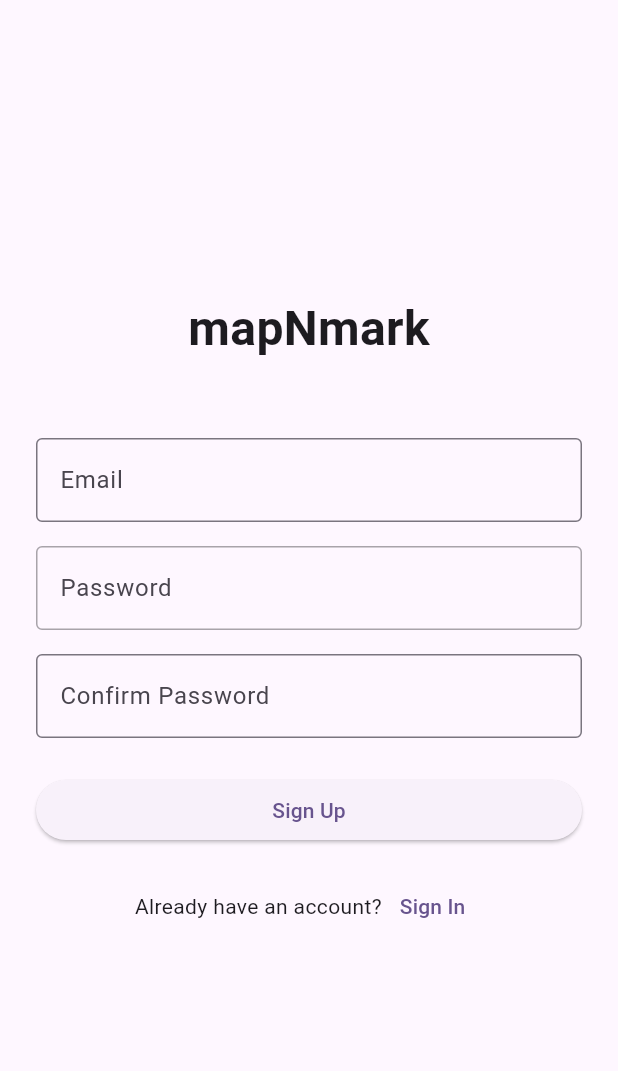
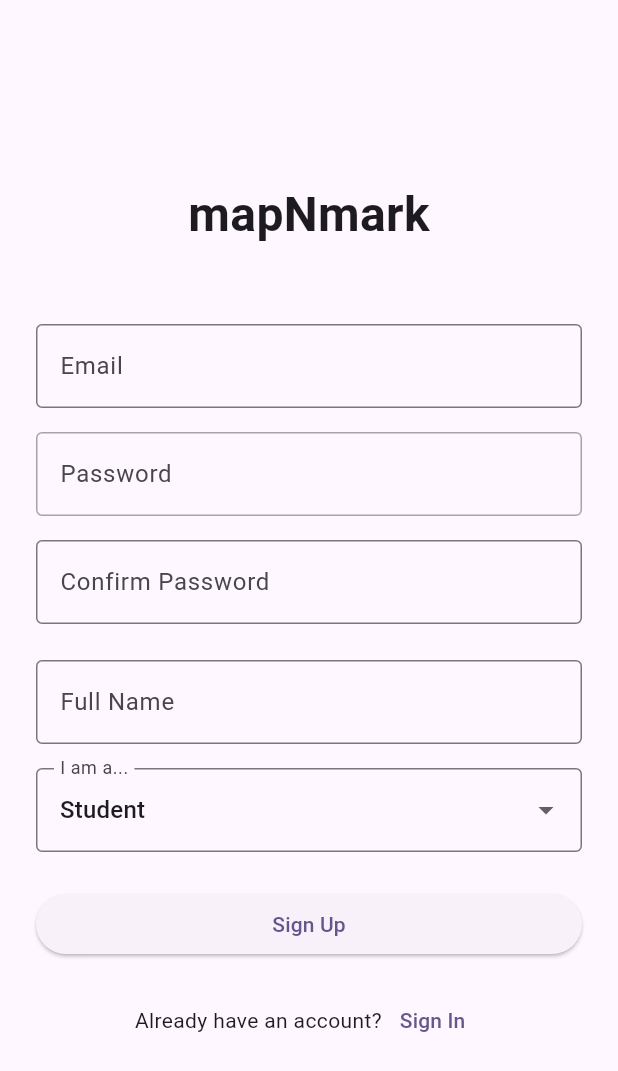
Before and after one commit to 999Marius/mapNmark, a Flutter app: the screen it shows after launch, after a tap on "Sign Up", on a phone screen of 412 x 824 dp. Shown: the top 1071 px of the screen. Run offline on Flutter 3.47's test engine with Material 3 defaults, Android fonts, the phone set to English and light mode, and no system bars; our stand-ins replace flutter_riverpod, geolocator, qr_flutter, supabase_flutter; accounts and stored records are empty.

```diff
--- /dev/null
+++ b/lib/features/auth/auth_gate.dart
@@ -0,0 +1,78 @@
+import 'package:flutter/material.dart';
+import 'package:flutter_riverpod/flutter_riverpod.dart';
+import 'package:supabase_flutter/supabase_flutter.dart';
+import 'package:map_n_mark/features/auth/login_screen.dart';
+import 'package:map_n_mark/features/professor/professor_home_screen.dart'; // You need to create this
+import 'package:map_n_mark/features/student/student_home_screen.dart';     // You need to create this
+import 'package:map_n_mark/main.dart';
+
+
+class AuthGate extends ConsumerStatefulWidget{
+  const AuthGate({super.key});
+
+  @override
+  ConsumerState<AuthGate> createState() => _AuthGateState();
+}
+
+class _AuthGateState  extends ConsumerState<AuthGate>{
+  bool _isLoading = true;
+  String? _role;
+
+  @override
+  void initState() {
+    super.initState();
+    _checkUser();
+  }
+
+  Future<void> _checkUser() async {
+    final session = supabase.auth.currentSession;
+
+    if (session != null) {
+      try {
+        // 1. Use the correct table name 'profiles'
+        // 2. Explicitly type the variable as Map<String, dynamic>
+        final Map<String, dynamic> data = await supabase
+            .from('profiles')
+            .select('role')
+            .eq('id', session.user.id)
+            .single();
+
+        if (mounted) {
+          setState(() {
+            _role = data['role'] as String?; // Safely cast the role
+            _isLoading = false;
+          });
+        }
+      } catch (e) {
+        // If error (e.g., profile doesn't exist), sign out
+        print("Error fetching profile: $e");
+        await supabase.auth.signOut();
+        if (mounted) setState(() => _isLoading = false);
+      }
+    } else {
+      if (mounted) setState(() => _isLoading = false);
+    }
+  }
+
+  @override
+  Widget build(BuildContext context) {
+    if(_isLoading) return const Scaffold(body: Center(child: CircularProgressIndicator(),),);
+
+    final session = supabase.auth.currentSession;
+
+    if (session == null) {
+      return const LoginScreen();
+    }
+
+    if (_role == 'professor') {
+      return const ProfessorHomeScreen();
+    } else if (_role == 'student') {
+      return const StudentHomeScreen();
+    }
+
+    return const Scaffold(body: Center(child: Text('Role not found'),),);
+  }
+
+
+
+}
--- a/lib/features/auth/signup_screen.dart
+++ b/lib/features/auth/signup_screen.dart
@@ -15,6 +15,10 @@ class _SignUpScreenState extends ConsumerState<SignUpScreen> {
   final _emailController = TextEditingController();
   final _passwordController = TextEditingController();
   final _confirmPasswordController = TextEditingController();
+  String _selectedRole = 'student';
+  final _nameController = TextEditingController();
+
+  // State variables
 
   bool _isLoading = false;
   String? _emailError;
@@ -65,10 +69,16 @@ class _SignUpScreenState extends ConsumerState<SignUpScreen> {
       r"^[a-zA-Z0-9.a-zA-Z0-9.!#$%&'*+-/=?^_`{|}~]+@[a-zA-Z0-9]+\.[a-zA-Z]+",
     );
 
+
+
     // Validate all fields
     String? emailError;
     String? passwordError;
     String? confirmPasswordError;
+    String? roleError;
+    if(_selectedRole.isEmpty){
+      roleError = 'This field is mandatory';
+    }
 
     if (email.isEmpty) {
       emailError = 'This field is mandatory';
@@ -102,7 +112,7 @@ class _SignUpScreenState extends ConsumerState<SignUpScreen> {
 
     try {
       final authService = ref.read(authServiceProvider);
-      await authService.signUp(email, password);
+      await authService.signUp(email, password, _selectedRole, _nameController.text);
 
       // Show success message
       if (mounted) {
@@ -234,7 +244,33 @@ class _SignUpScreenState extends ConsumerState<SignUpScreen> {
               ),
             ),
             const SizedBox(height: 24),
+            TextField(
+              controller: _nameController,
+              decoration: const InputDecoration(
+                labelText: 'Full Name',
+                border: OutlineInputBorder(),
+              ),
+            ),
+            const SizedBox(height: 16),
 
+            // Role Selection
+            DropdownButtonFormField<String>(
+              value: _selectedRole,
+              decoration: const InputDecoration(
+                labelText: 'I am a...',
+                border: OutlineInputBorder(),
+              ),
+              items: const [
+                DropdownMenuItem(value: 'student', child: Text('Student')),
+                DropdownMenuItem(value: 'professor', child: Text('Professor')),
+              ],
+              onChanged: (value) {
+                setState(() {
+                  _selectedRole = value!;
+                });
+              },
+            ),
+            const SizedBox(height: 24),
             // Sign up button
             SizedBox(
               width: double.infinity,
--- a/lib/main.dart
+++ b/lib/main.dart
@@ -3,6 +3,8 @@ import 'package:flutter_riverpod/flutter_riverpod.dart';
 import 'package:supabase_flutter/supabase_flutter.dart';
 import 'package:map_n_mark/features/auth/login_screen.dart';
 import 'package:map_n_mark/features/auth/signup_screen.dart';
+
+import 'features/auth/auth_gate.dart';
 final supabase = Supabase.instance.client;
 
 Future<void> main() async{
@@ -25,10 +27,11 @@ class MyApp extends StatelessWidget {
         colorScheme: ColorScheme.fromSeed(seedColor: Colors.deepPurple),
         useMaterial3: true),
 
-      initialRoute:'/login',
+      home: const AuthGate(),
       routes: {
         '/login': (context) => const LoginScreen(),
         '/signup': (context) => const SignUpScreen(),
+        // Define your home routes here if you want to pushNamed later
       },
     );
   }
--- a/pubspec.yaml
+++ b/pubspec.yaml
@@ -36,7 +36,9 @@ dependencies:
   cupertino_icons: ^1.0.8
   flutter_riverpod: ^3.0.3
   supabase_flutter: ^2.10.3
-
+  qr_flutter: ^4.1.0
+  geolocator: ^13.0.0
+  intl: ^0.19.0
 dev_dependencies:
   flutter_test:
     sdk: flutter
```
Also changed, not shown: lib/features/professor/generate_qr_screen.dart (+162 -0 lines), lib/features/professor/professor_home_screen.dart (+146 -0 lines), lib/features/student/student_home_screen.dart (+29 -0 lines), lib/services/auth_service.dart (+35 -6 lines), pubspec.lock, 3 other files.
